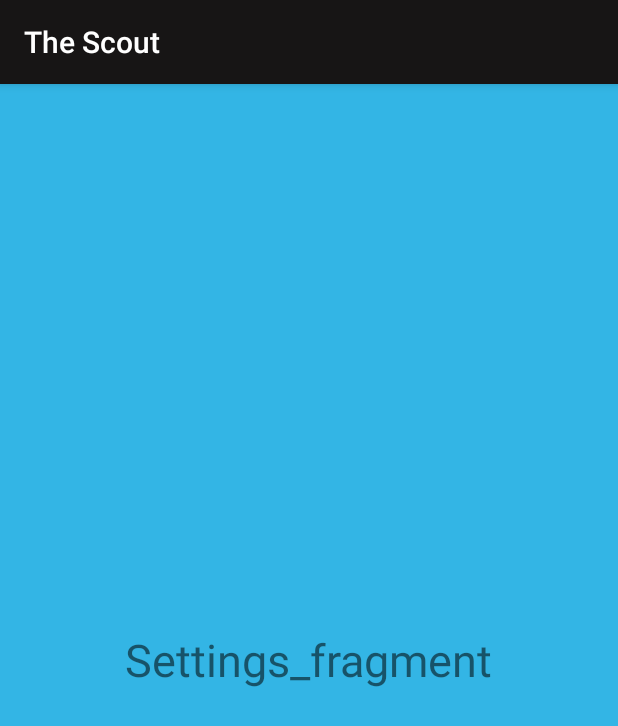
After one commit to barakamulas/TheScout, an Android app: the fragment SettingsFragment shown on its own in the app's theme, on a phone screen of 412 x 824 dp. The commit adds this screen. Shown: the top 726 px of the screen. Run offline under Robolectric (Android 15) with nearby library versions, the phone set to English and light mode, and no system bars.

Commit message:
Create a settings fragment and add a navigation selected item listener on the settings item to open the settings fragment

```diff
--- /dev/null
+++ b/app/src/main/java/com/baraka/thescout/SettingsFragment.java
@@ -0,0 +1,18 @@
+package com.baraka.thescout;
+
+import android.os.Bundle;
+import android.view.LayoutInflater;
+import android.view.View;
+import android.view.ViewGroup;
+
+import androidx.annotation.Nullable;
+import androidx.fragment.app.Fragment;
+
+public class SettingsFragment extends Fragment {
+
+    @Nullable
+    @Override
+    public View onCreateView(LayoutInflater inflater, @Nullable ViewGroup container, @Nullable Bundle savedInstanceState) {
+        return inflater.inflate(R.layout.fragment_settings, container, false);
+    }
+}
--- /dev/null
+++ b/app/src/main/res/layout/fragment_settings.xml
@@ -0,0 +1,14 @@
+<?xml version="1.0" encoding="utf-8"?>
+<RelativeLayout xmlns:android="http://schemas.android.com/apk/res/android"
+    android:layout_width="match_parent"
+    android:layout_height="match_parent"
+    android:background="@android:color/holo_blue_light">
+
+    <TextView
+        android:layout_width="wrap_content"
+        android:layout_height="wrap_content"
+        android:layout_centerInParent="true"
+        android:text="@string/settings_fragment"
+        android:textSize="30sp" />
+
+</RelativeLayout>
--- a/app/src/main/res/layout/nav_header.xml
+++ b/app/src/main/res/layout/nav_header.xml
@@ -23,6 +23,6 @@
     <TextView
         android:layout_width="wrap_content"
         android:layout_height="wrap_content"
-        android:text="drawer@email.com"/>
+        android:text="@string/drawer_email_com"/>
 
 </LinearLayout>
--- a/app/src/main/res/values/strings.xml
+++ b/app/src/main/res/values/strings.xml
@@ -19,4 +19,8 @@
     <string name="notifications">Notifications</string>
     <string name="communicate">Communicate</string>
     <string name="feedback">Feedback</string>
+    <string name="drawer_email_com">drawer@email.com</string>
+    <string name="navigation_drawer_open">Open navigation drawer</string>
+    <string name="navigation_drawer_close">Close navigation drawer</string>
+    <string name="settings_fragment">Settings_fragment</string>
 </resources>
--- a/app/src/main/res/values/styles.xml
+++ b/app/src/main/res/values/styles.xml
@@ -14,17 +14,16 @@
         <item name="colorAccent">@color/myBrown</item>
     </style>
 
-    <style name="NoActionBarTheme" parent="Theme.AppCompat.Light.NoActionBar"></style>
+    <style name="NoActionBarTheme" parent="Theme.AppCompat.Light.NoActionBar"/>
 
-<!--    <style name="TextLabel" parent="TextAppearance.AppCompat">-->
-<!--        &lt;!&ndash; Hint color and label color in FALSE state &ndash;&gt;-->
-<!--        <item name="android:textColorHint">@color/myBrown</item>-->
-<!--        <item name="android:textSize">10sp</item>-->
-<!--        &lt;!&ndash; Label color in TRUE state and bar color FALSE and TRUE State &ndash;&gt;-->
-<!--        <item name="colorAccent">@color/colorPrimaryDark</item>-->
-<!--        <item name="colorControlNormal">@color/myBrown</item>-->
-<!--        <item name="colorControlActivated">@color/myBrown</item>-->
-<!--    </style>-->
+    <style name="AppTheme.NoActionBar" parent="Theme.AppCompat.Light.NoActionBar">
+        <item name="windowActionBar">false</item>
+        <item name="windowNoTitle">true</item>
+    </style>
+
+
+
+
 
 
 
```
Also changed, not shown: app/src/main/java/com/baraka/thescout/Dashboard.java (+66 -2 lines), app/src/main/res/layout/activity_dashboard.xml (+35 -3 lines).
